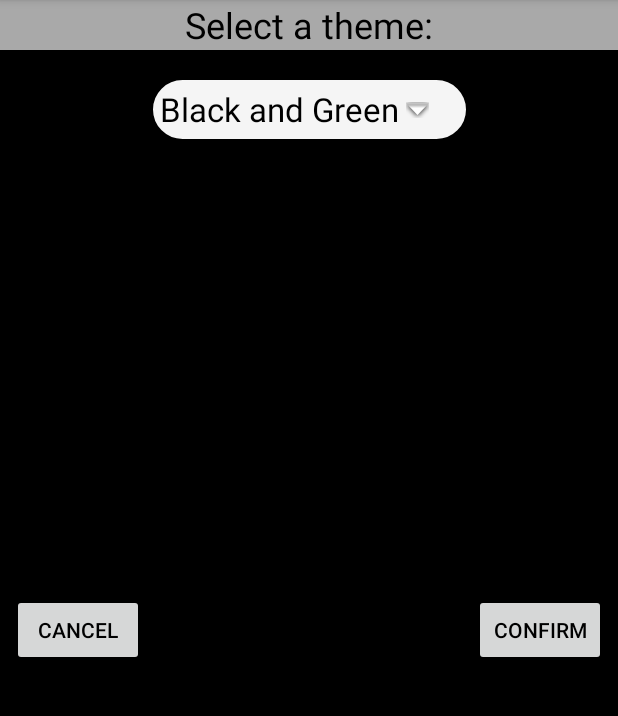
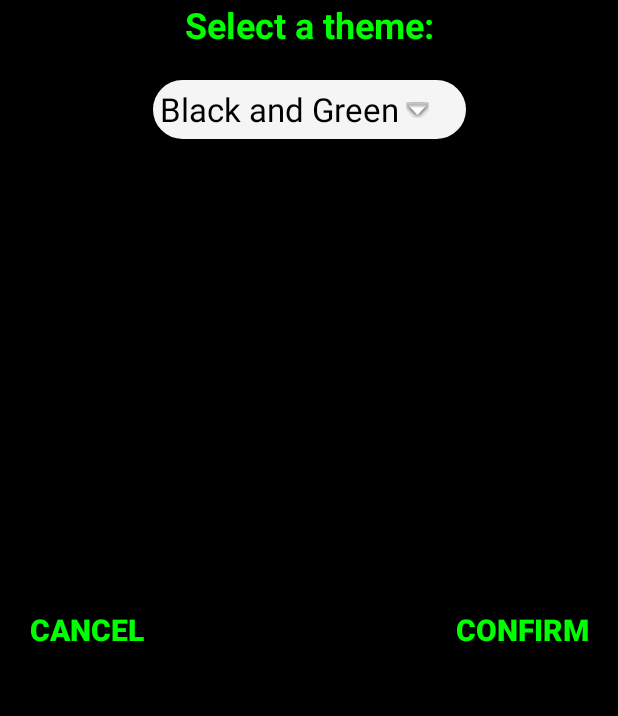
Before and after one commit to morzel1/AndroidWeeklyScheduler, an Android app: the screen it shows after launch (Main3Activity), after a tap on "Add New Task", on a phone screen of 412 x 824 dp, the part 84-800 px from its top. Run offline under Robolectric (Android 15) with nearby library versions, the phone set to English and light mode, and no system bars.

Commit message:
UI update

```diff
--- a/RestartScheduler/app/src/main/res/layout/activity_main2.xml
+++ b/RestartScheduler/app/src/main/res/layout/activity_main2.xml
@@ -46,12 +46,13 @@
         android:layout_alignParentStart="true"
         android:layout_alignParentTop="true"
         android:layout_marginEnd="8dp"
-        android:layout_marginLeft="8dp"
-        android:layout_marginRight="8dp"
         android:layout_marginStart="8dp"
         android:layout_marginTop="284dp"
         android:background="@drawable/spinner_background"
+        android:dropDownWidth="wrap_content"
         android:entries="@array/items"
+        android:spinnerMode="dropdown"
+        android:textAlignment="center"
         android:textColor="@color/colorBlack"
         app:layout_constraintEnd_toEndOf="parent"
         app:layout_constraintStart_toStartOf="parent"
--- a/RestartScheduler/app/src/main/res/layout/activity_main3.xml
+++ b/RestartScheduler/app/src/main/res/layout/activity_main3.xml
@@ -13,14 +13,12 @@
         android:layout_height="50dp"
         android:layout_alignParentTop="true"
         android:layout_marginEnd="8dp"
-        android:layout_marginLeft="8dp"
-        android:layout_marginRight="8dp"
         android:layout_marginStart="8dp"
         android:layout_marginTop="48dp"
         android:background="@drawable/spinner_background"
         android:entries="@array/items2"
-        android:textAlignment="center"
         android:textColor="@color/colorBlack"
+        android:textStyle="bold"
         android:visibility="visible"
         app:layout_constraintEnd_toEndOf="parent"
         app:layout_constraintStart_toStartOf="parent"
@@ -30,25 +28,32 @@
         android:id="@+id/textView5"
         android:layout_width="fill_parent"
         android:layout_height="33dp"
-        android:background="@color/colorComplete"
+        android:background="@color/transparent"
+        android:shadowColor="#000000"
+        android:shadowRadius="15"
         android:text="Select a theme:"
         android:textAlignment="center"
-        android:textColor="@color/colorBlack"
+        android:textColor="@color/colorTitle"
         android:textSize="24dp"
+        android:textStyle="bold"
         tools:layout_editor_absoluteX="0dp"
         tools:layout_editor_absoluteY="2dp" />
 
     <Button
         android:id="@+id/button"
-        android:layout_width="wrap_content"
-        android:layout_height="wrap_content"
+        style="?android:attr/borderlessButtonStyle"
+        android:layout_width="111dp"
+        android:layout_height="48dp"
         android:layout_marginEnd="8dp"
-        android:layout_marginRight="16dp"
         android:layout_marginTop="396dp"
+        android:background="@color/transparent"
         android:onClick="confirm"
+        android:shadowColor="#000000"
+        android:shadowRadius="15"
         android:text="Confirm"
-        android:textColor="@color/colorBlack"
-
+        android:textColor="@color/colorTitle"
+        android:textSize="20sp"
+        android:textStyle="bold"
         app:layout_constraintEnd_toEndOf="parent"
         app:layout_constraintTop_toTopOf="parent" />
 
@@ -61,8 +66,13 @@
         android:layout_marginTop="396dp"
         android:onClick="cancel"
         android:text="Cancel"
-        android:textColor="@color/colorBlack"
+        android:textColor="@color/colorTitle"
+        android:textSize="20sp"
+        android:textStyle="bold"
+        android:shadowColor="#000000"
+        android:shadowRadius="15"
         app:layout_constraintStart_toStartOf="parent"
-        app:layout_constraintTop_toTopOf="parent" />
+        app:layout_constraintTop_toTopOf="parent"
+        style="?android:attr/borderlessButtonStyle" />
 
 </android.support.constraint.ConstraintLayout>
--- a/RestartScheduler/app/src/main/res/layout/custom_spinner.xml
+++ b/RestartScheduler/app/src/main/res/layout/custom_spinner.xml
@@ -9,4 +9,5 @@
     android:layout_centerVertical="true"
     android:textAppearance="?android:attr/textAppearanceLarge"
     android:textColor="@color/colorBlack"
+
     />
```
Also changed, not shown: RestartScheduler/app/src/main/res/layout/row.xml (+9 -4 lines), 3 other files.
